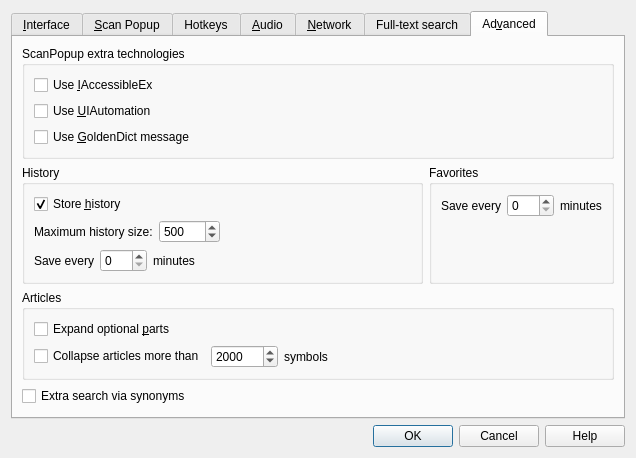
Qt form preferences.ui (goldendict/goldendict) before a commit.
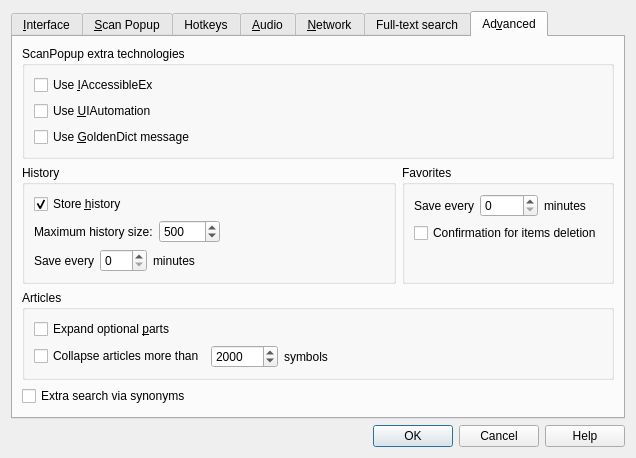
The same form after that commit. The open tabs and pages were chosen to show the change. Icons and pictures are not drawn. Custom widgets are drawn as their Qt base class.

Commit message: Add option for turn on/off confirmation for favorites items deletion

The edit to the form file:
```diff
--- a/preferences.ui
+++ b/preferences.ui
@@ -1547,6 +1547,16 @@
               </item>
              </layout>
             </item>
+            <item>
+             <widget class="QCheckBox" name="confirmFavoritesDeletion">
+              <property name="toolTip">
+               <string>Turn this option on to confirm every operation of items deletion</string>
+              </property>
+              <property name="text">
+               <string>Confirmation for items deletion</string>
+              </property>
+             </widget>
+            </item>
             <item>
              <spacer name="verticalSpacer_15">
               <property name="orientation">
```
The commit also changes 4 other files.
